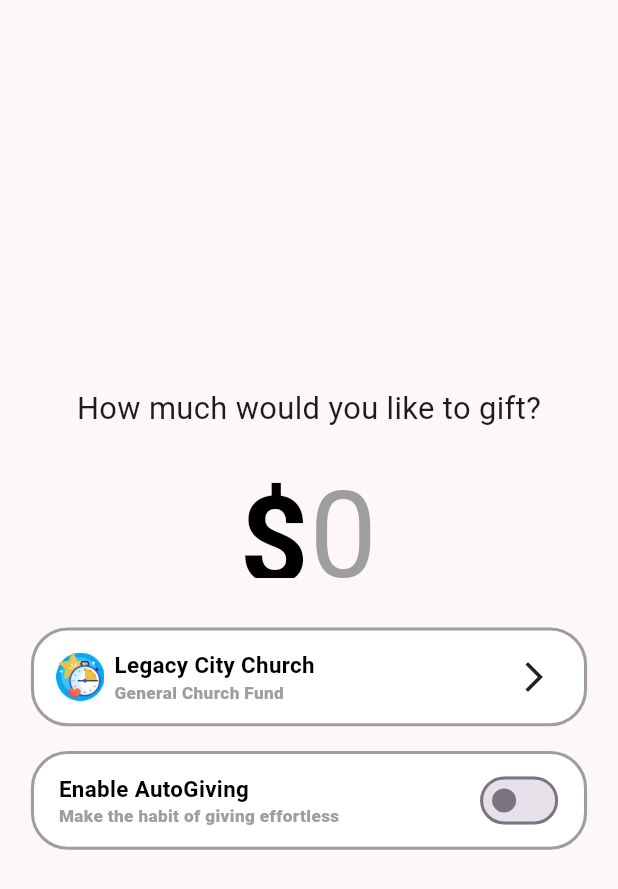
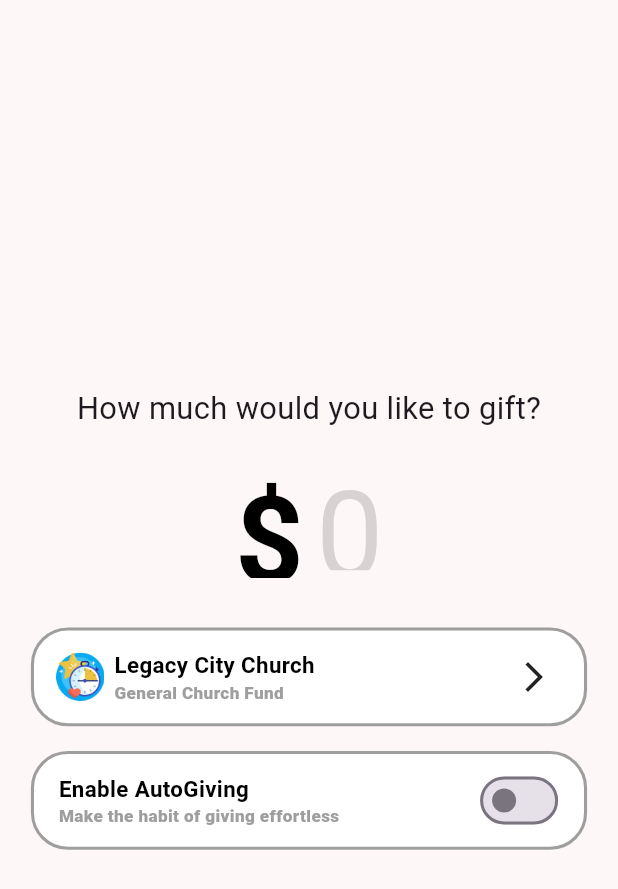
Before and after one commit to axelrod69/Bit-Canny-Assignment, a Flutter app: the screen it shows after launch, on a phone screen of 412 x 824 dp. Shown: the top 889 px of the screen. Run offline on Flutter 3.47's test engine with Material 3 defaults, Android fonts, the phone set to English and light mode, and no system bars; our stand-ins replace flutter_riverpod, flutter_screenutil, freezed_annotation.

Commit message:
Bit-Canny-Assignment Push: TextField expansion, Clicking SliderCards pops out the Keyboard

```diff
--- a/lib/features/home/presentation/screen/homeScreen.dart
+++ b/lib/features/home/presentation/screen/homeScreen.dart
@@ -1,3 +1,4 @@
+import 'package:flutter/services.dart';
 import 'package:bit_canny_assignment/core/provider/animationProvider.dart';
 import 'package:bit_canny_assignment/core/theme/appColors.dart';
 import 'package:bit_canny_assignment/features/home/presentation/provider/sliderCardProvider.dart';
@@ -7,6 +8,44 @@ import 'package:bit_canny_assignment/features/home/presentation/widgets/sliderPa
 import 'package:flutter/material.dart';
 import 'package:flutter_riverpod/flutter_riverpod.dart';
 import 'package:flutter_screenutil/flutter_screenutil.dart';
+
+class MaxWidthInputFormatter extends TextInputFormatter {
+  final TextStyle textStyle;
+  final double maxWidth;
+  final double extraPadding;
+
+  MaxWidthInputFormatter({
+    required this.textStyle,
+    required this.maxWidth,
+    this.extraPadding = 0.0,
+  });
+
+  @override
+  TextEditingValue formatEditUpdate(
+    TextEditingValue oldValue,
+    TextEditingValue newValue,
+  ) {
+    if (newValue.text.length < oldValue.text.length) {
+      return newValue;
+    }
+
+    if (newValue.text == oldValue.text) {
+      return newValue;
+    }
+
+    final tp = TextPainter(
+      text: TextSpan(text: newValue.text, style: textStyle),
+      maxLines: 1,
+      textDirection: TextDirection.ltr,
+    )..layout();
+
+    if (tp.width + extraPadding > maxWidth) {
+      return oldValue;
+    }
+
+    return newValue;
+  }
+}
 
 class HomeScreen extends ConsumerWidget {
   HomeScreen({super.key});
@@ -24,9 +63,14 @@ class HomeScreen extends ConsumerWidget {
     final opacity = ref.watch(fadeOpacityProvider);
 
     WidgetsBinding.instance.addPostFrameCallback((_) {
-      // 1️⃣ Sync text field
-      if (controller.text != amountState.amount) {
-        controller.text = amountState.amount ?? '0';
+      final raw = amountState.amount;
+      final newText = (raw == null || raw == '0') ? '' : raw;
+
+      if (controller.text != newText) {
+        controller.value = TextEditingValue(
+          text: newText,
+          selection: TextSelection.collapsed(offset: newText.length),
+        );
       }
 
       final keyboardNotifier = ref.read(keyboardVisibilityProvider.notifier);
@@ -52,7 +96,7 @@ class HomeScreen extends ConsumerWidget {
             }
           });
         } else {
-          ref.read(sliderCardIndexProvider.notifier).state = null;
+          // ref.read(sliderCardIndexProvider.notifier).state = null;
           cardsScaleNotifier.state = 0.0;
           Future.delayed(const Duration(milliseconds: 500), () {
             if (!ref.read(keyboardVisibilityProvider)) {
@@ -87,41 +131,97 @@ class HomeScreen extends ConsumerWidget {
                       style: TextStyle(fontSize: 18.sp),
                     ),
                     SizedBox(height: height * 0.02),
+
                     SizedBox(
                       height: height * 0.1,
-                      child: Row(
-                        children: [
-                          Flexible(
-                            flex: 1,
-                            fit: FlexFit.tight,
-                            child: SizedBox(
-                              height: double.infinity,
-                              child: Text(
-                                '\$',
-                                textAlign: TextAlign.end,
-                                style: TextStyle(
+                      child: LayoutBuilder(
+                        builder: (ctx, constraints) {
+                          final inputStyle = TextStyle(
+                            fontSize: 70.sp,
+                            color: AppColors.secondaryTextColor,
+                            fontWeight: FontWeight.w400,
+                          );
+
+                          final dollarStyle = TextStyle(
                             fontSize: 70.sp,
                             color: AppColors.primaryTextColor,
                             fontWeight: FontWeight.bold,
+                          );
+
+                          final dollarPainter = TextPainter(
+                            text: TextSpan(text: '\$', style: dollarStyle),
+                            textDirection: TextDirection.ltr,
+                          )..layout();
+                          final dollarWidth = dollarPainter.width;
+
+                          final currentText =
+                              (amountState.amount == null ||
+                                  amountState.amount == '0')
+                              ? ''
+                              : amountState.amount!;
+
+                          final displayText = currentText.isEmpty
+                              ? '0'
+                              : currentText;
+                          final textPainter = TextPainter(
+                            text: TextSpan(
+                              text: displayText,
+                              style: inputStyle,
+                            ),
+                            textDirection: TextDirection.ltr,
+                          )..layout();
+                          final textWidth = textPainter.width;
+                          final spacing = 8.0;
+                          final totalContentWidth =
+                              dollarWidth + spacing + textWidth;
+                          final availableWidth = constraints.maxWidth;
+                          final centerX = availableWidth / 2;
+                          final startX = centerX - (totalContentWidth / 2);
+                          final minLeft = 0.0;
+                          final dollarLeft = (startX < minLeft)
+                              ? minLeft
+                              : startX;
+                          final textFieldLeft =
+                              dollarLeft + dollarWidth + spacing;
+                          final maxTextFieldWidth =
+                              availableWidth - textFieldLeft - 4.0;
+
+                          final formatter = MaxWidthInputFormatter(
+                            textStyle: inputStyle,
+                            maxWidth: maxTextFieldWidth,
+                            extraPadding: 4.0,
+                          );
+
+                          return Stack(
+                            children: [
+                              AnimatedPositioned(
+                                duration: const Duration(milliseconds: 150),
+                                curve: Curves.easeOut,
+                                left: dollarLeft,
+                                top: 0,
+                                bottom: 0,
+                                child: Center(
+                                  child: Text('\$', style: dollarStyle),
                                 ),
                               ),
-                            ),
-                          ),
-                          Expanded(
-                            flex: 1,
-                            child: SizedBox(
-                              height: double.infinity,
+                              AnimatedPositioned(
+                                duration: const Duration(milliseconds: 150),
+                                curve: Curves.easeOut,
+                                left: textFieldLeft,
+                                top: 0,
+                                bottom: 0,
+                                right: 0,
                                 child: TextField(
                                   controller: controller,
                                   keyboardType: TextInputType.number,
+                                  inputFormatters: [
+                                    FilteringTextInputFormatter.digitsOnly,
+                                    formatter,
+                                  ],
                                   onChanged: (value) => ref
                                       .read(amountProvider.notifier)
                                       .setFromInput(value),
-                                style: TextStyle(
-                                  fontSize: 70.sp,
-                                  color: AppColors.secondaryTextColor,
-                                  fontWeight: FontWeight.w400,
-                                ),
+                                  style: inputStyle,
                                   decoration: InputDecoration(
                                     isCollapsed: true,
                                     border: InputBorder.none,
@@ -136,8 +236,9 @@ class HomeScreen extends ConsumerWidget {
                                   ),
                                 ),
                               ),
-                          ),
                             ],
+                          );
+                        },
                       ),
                     ),
                     SizedBox(height: height * 0.04),
--- a/lib/features/home/presentation/widgets/sliderPanel.dart
+++ b/lib/features/home/presentation/widgets/sliderPanel.dart
@@ -27,7 +27,10 @@ class SliderPanel extends ConsumerWidget {
           children: [
             GestureDetector(
               onTap: () {
+                FocusScope.of(context).unfocus();
+
                 ref.read(sliderCardIndexProvider.notifier).state = index;
+
                 ref
                     .read(amountProvider.notifier)
                     .setFromSlider(
```
Lines whose indentation alone changed are shown as unchanged.
